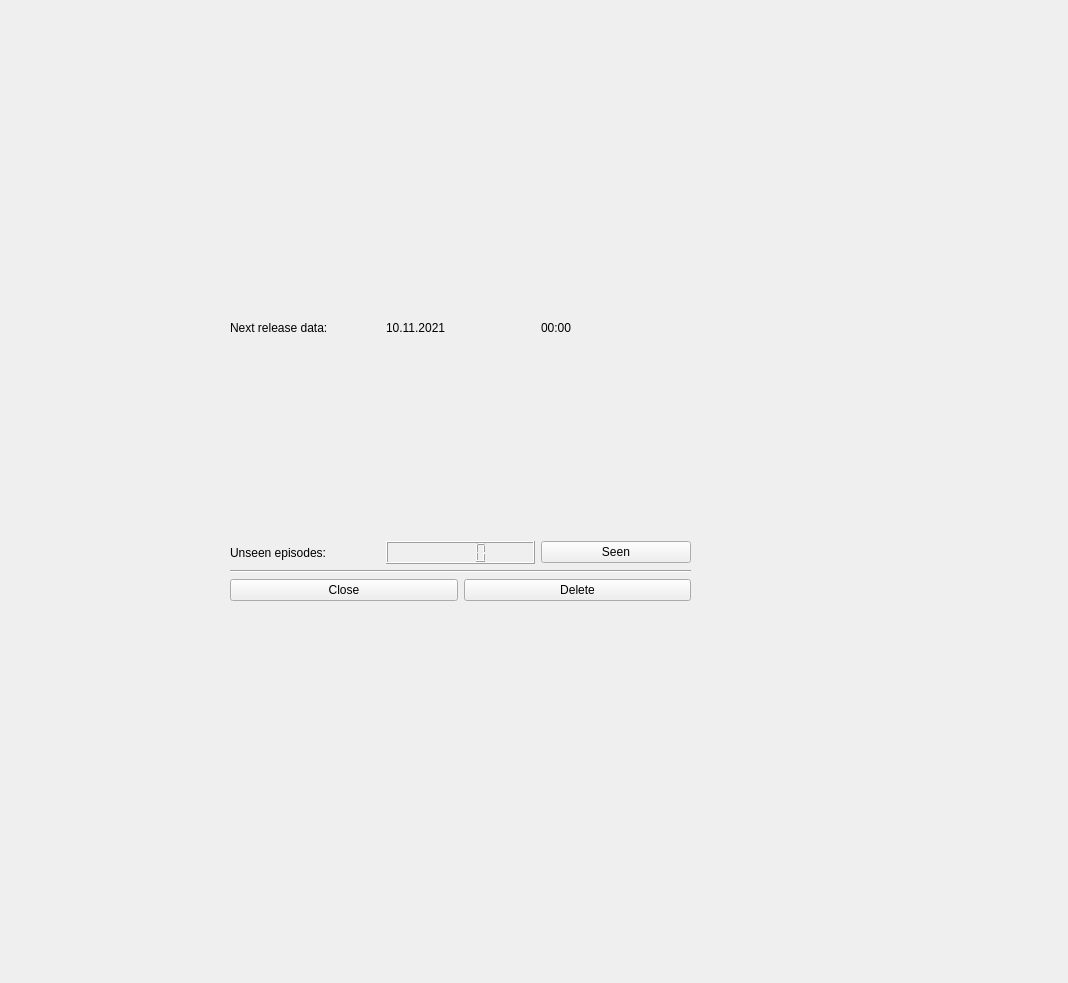
Before: the Qt Designer form infowindow.ui in BogdanBozga/QtProject-UnseenAp, drawn with Qt 5.
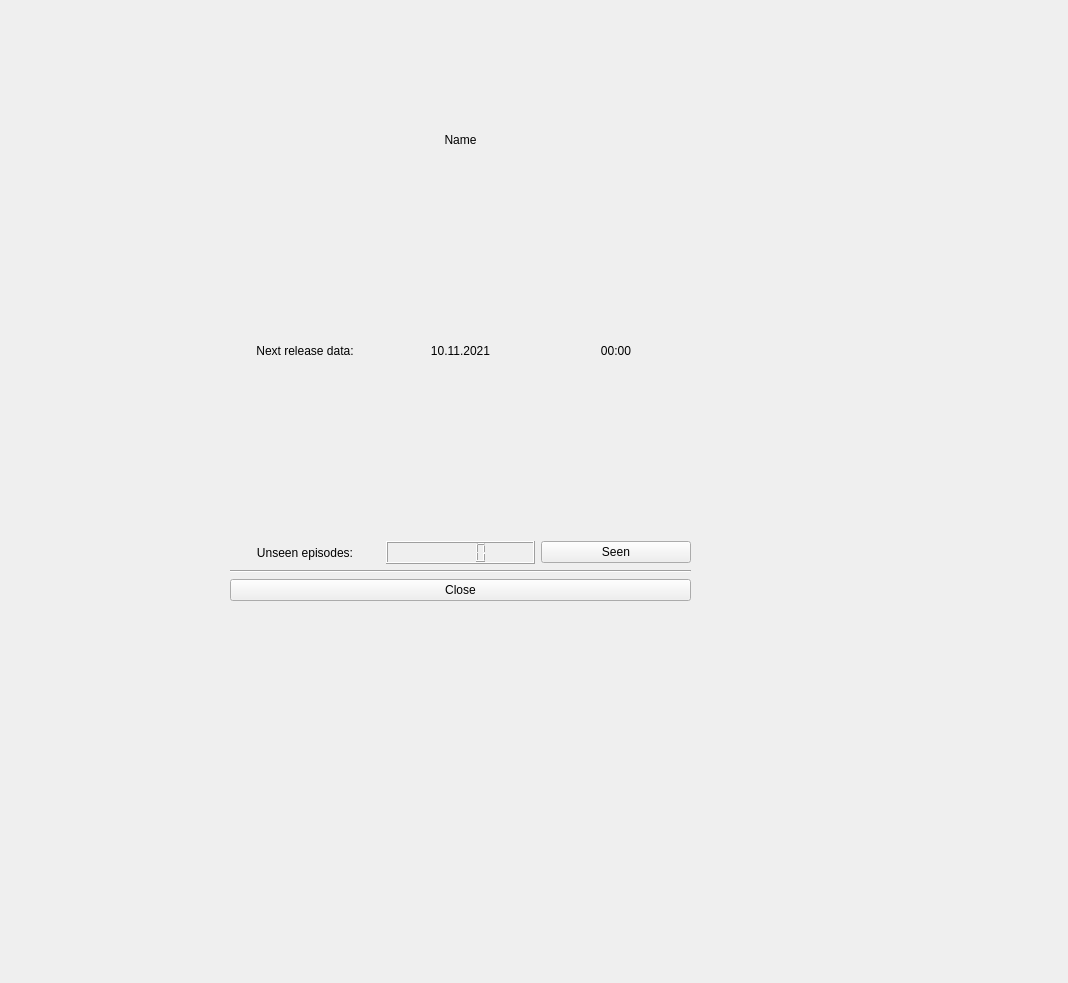
After: the same form once the commit is applied.

Commit message: suplimentar info and delete button works

```diff
--- a/infowindow.ui
+++ b/infowindow.ui
@@ -33,6 +33,28 @@
 }</string>
    </property>
    <layout class="QVBoxLayout" name="verticalLayout_7">
+    <item>
+     <widget class="QLabel" name="nameLabelInfo">
+      <property name="minimumSize">
+       <size>
+        <width>0</width>
+        <height>40</height>
+       </size>
+      </property>
+      <property name="maximumSize">
+       <size>
+        <width>16777215</width>
+        <height>40</height>
+       </size>
+      </property>
+      <property name="text">
+       <string>Name</string>
+      </property>
+      <property name="alignment">
+       <set>Qt::AlignCenter</set>
+      </property>
+     </widget>
+    </item>
     <item>
      <layout class="QHBoxLayout" name="horizontalLayout_11">
       <item>
@@ -44,6 +66,9 @@
             <property name="text">
              <string>Next release data:</string>
             </property>
+            <property name="alignment">
+             <set>Qt::AlignCenter</set>
+            </property>
            </widget>
           </item>
           <item>
@@ -51,6 +76,9 @@
             <property name="text">
              <string>10.11.2021</string>
             </property>
+            <property name="alignment">
+             <set>Qt::AlignCenter</set>
+            </property>
            </widget>
           </item>
           <item>
@@ -58,6 +86,9 @@
             <property name="text">
              <string>00:00</string>
             </property>
+            <property name="alignment">
+             <set>Qt::AlignCenter</set>
+            </property>
            </widget>
           </item>
          </layout>
@@ -69,6 +100,9 @@
             <property name="text">
              <string>Unseen episodes:</string>
             </property>
+            <property name="alignment">
+             <set>Qt::AlignCenter</set>
+            </property>
            </widget>
           </item>
           <item>
@@ -110,13 +144,6 @@
         </property>
        </widget>
       </item>
-      <item>
-       <widget class="QPushButton" name="deleteButtonInfo">
-        <property name="text">
-         <string>Delete</string>
-        </property>
-       </widget>
-      </item>
      </layout>
     </item>
    </layout>
```
Left out of the diff: 4 changed lines with no effect on the pictures. The commit also changes 12 other files.
